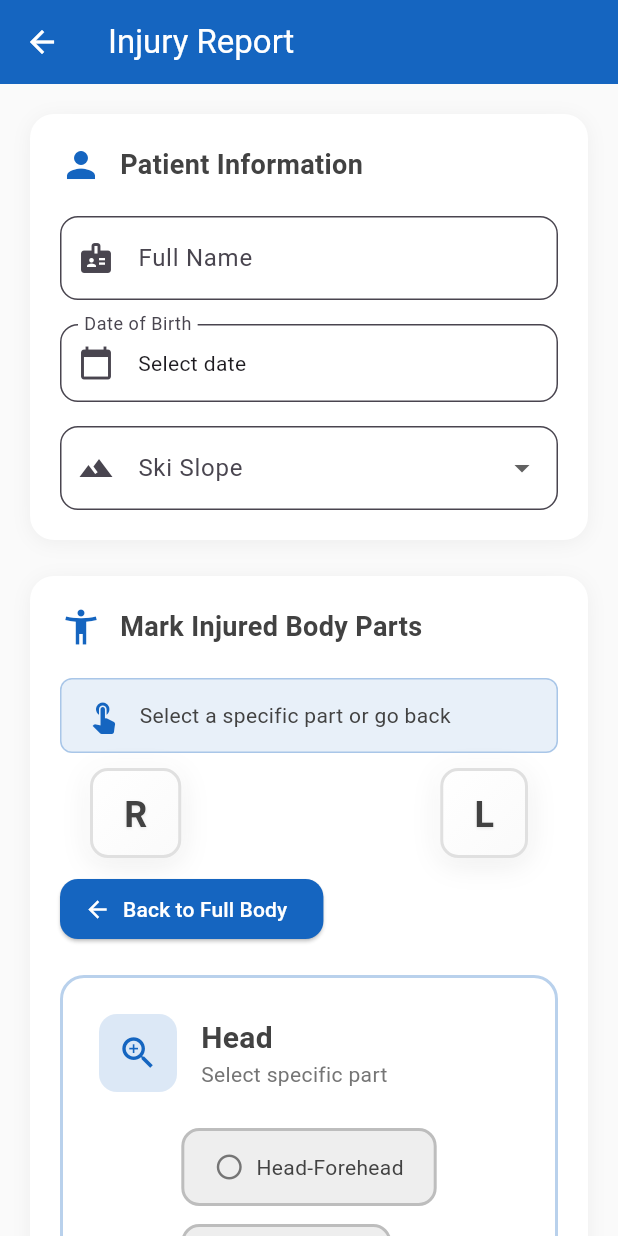
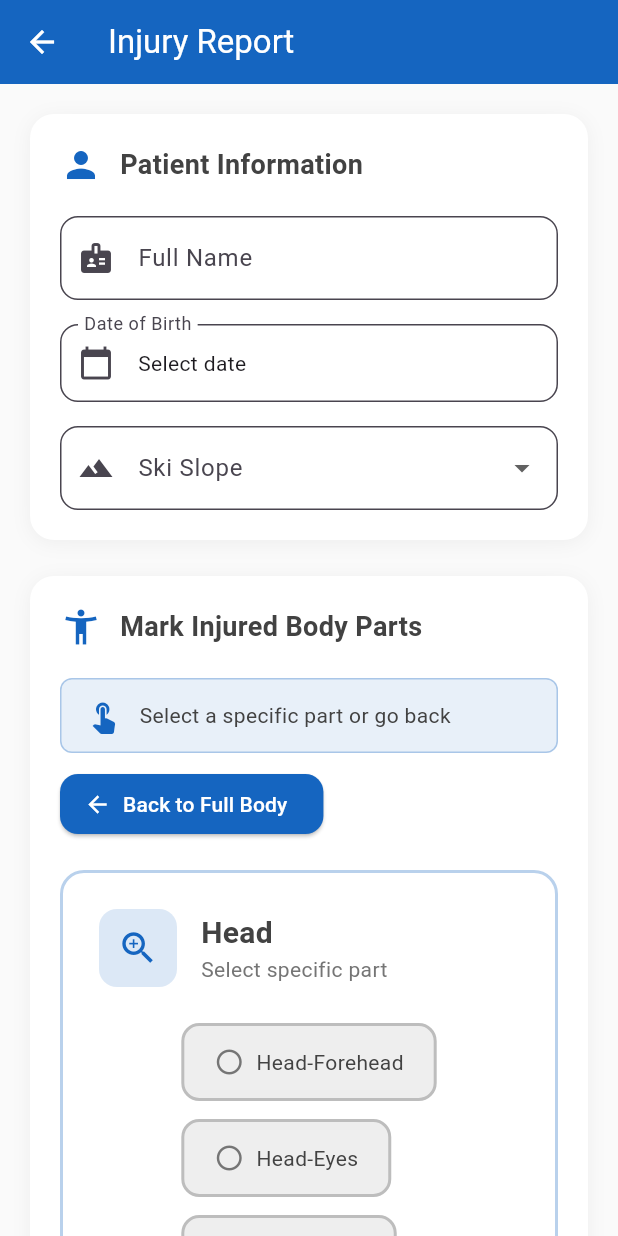
Before and after one commit to Gjoce/mountain-rescue-app, a Flutter app: the InjuryRegistrationScreen screen opened directly, after a tap on "Head", on a phone screen of 412 x 824 dp. Run offline on Flutter 3.47's test engine with Material 3 defaults, Android fonts, the light colour scheme and no system bars; our stand-ins replace cloud_firestore, firebase_auth, firebase_core, flutter_riverpod, pdf, printing; accounts and stored records are empty.

Commit message:
fix(fe): Fix labels R L when clicked on body part
Fixed labels.

Closes #14

```diff
--- a/mountain_rescue/lib/features/injuries/register_injury.dart
+++ b/mountain_rescue/lib/features/injuries/register_injury.dart
@@ -393,7 +393,11 @@ class _InjuryRegistrationScreenState
                   const SizedBox(height: 10),
 
                   // R and L Labels positioned above the body diagram
-                  SizedBox(
+                  if (_selectedRegion == null)
+                    AnimatedOpacity(
+                      duration: const Duration(milliseconds: 300),
+                      opacity: _selectedRegion == null ? 1.0 : 0.0,
+                      child: SizedBox(
                         height: 60,
                         child: Stack(
                           children: [
@@ -401,18 +405,23 @@ class _InjuryRegistrationScreenState
                               left: 20,
                               top: 0,
                               bottom: 0,
-                          child: Center(child: _buildSideLabel('R', isDark)),
+                              child: Center(
+                                child: _buildSideLabel('R', isDark),
+                              ),
                             ),
                             Positioned(
                               right: 20,
                               top: 0,
                               bottom: 0,
-                          child: Center(child: _buildSideLabel('L', isDark)),
+                              child: Center(
+                                child: _buildSideLabel('L', isDark),
+                              ),
                             ),
                           ],
                         ),
                       ),
-                  const SizedBox(height: 10),
+                    ),
+                  if (_selectedRegion == null) const SizedBox(height: 10),
 
                   if (_selectedRegion != null) ...[
                     ElevatedButton.icon(
```
Lines whose indentation alone changed are shown as unchanged.
